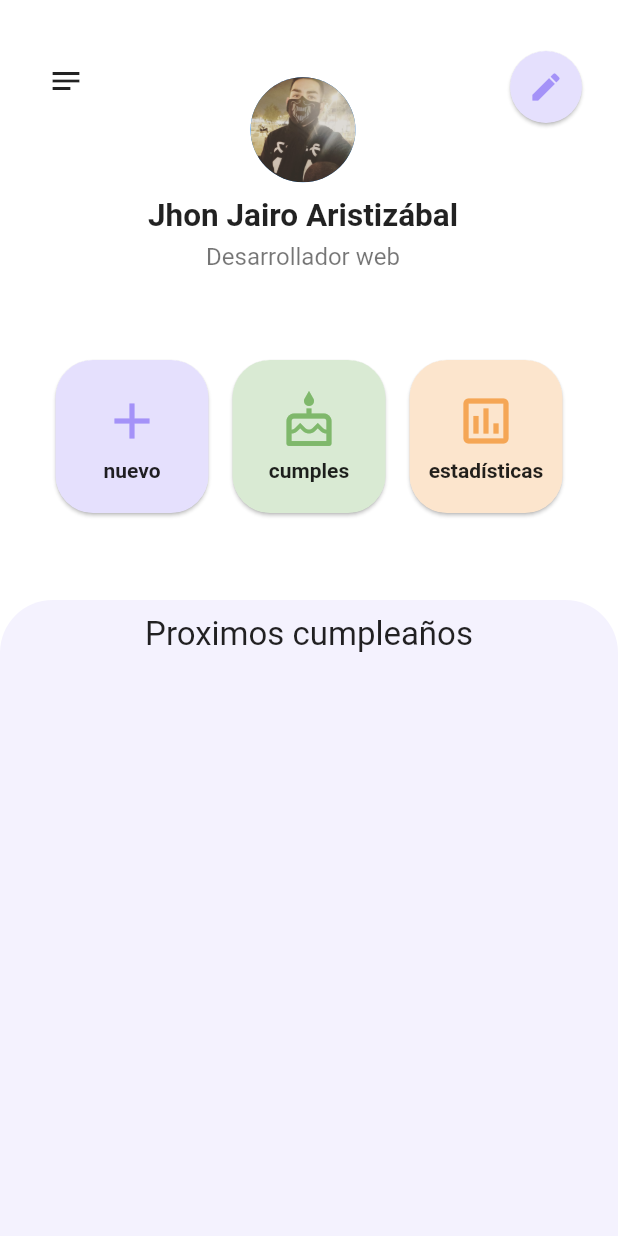
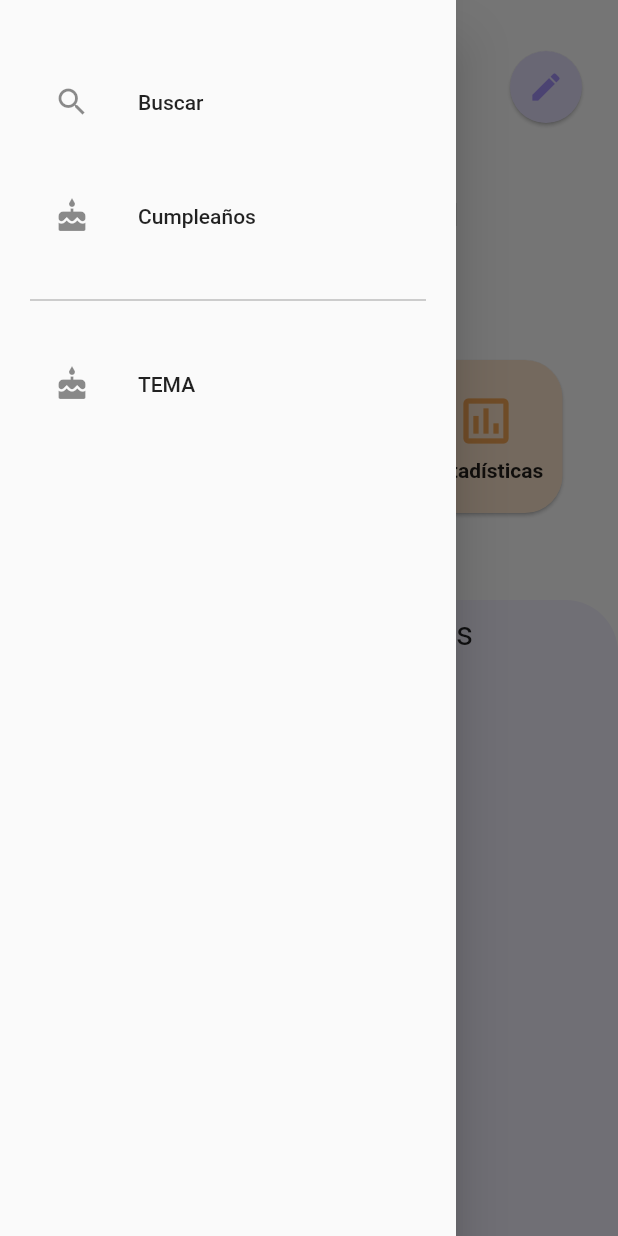
Before and after one commit to xJJALx/agenda_cumples, a Flutter app: the screen it shows after launch, with the side drawer open (before the commit the screen has no drawer), on a phone screen of 412 x 824 dp. Run offline on Flutter 3.47's test engine with Material 2 defaults, Android fonts, the phone set to English and light mode, and no system bars; our stand-ins replace cloud_firestore, firebase_core, google_fonts, pie_chart; accounts and stored records are empty; Roboto replaces fonts that are missing (Play).

Commit message:
Drawer home

```diff
--- a/lib/ui/screens/cumple_edit/cumple_edit.dart
+++ b/lib/ui/screens/cumple_edit/cumple_edit.dart
@@ -139,6 +139,8 @@ class _CumpleFormState extends State<CumpleForm> {
     );
   }
 
+// TODO al abrir mostrar snackbar aconsejando poner el año de nacimiento
+// TODO cerrar teclado despues de elegir fecha
   _elegirFecha(BuildContext context, TextEditingController cumpleController) async {
     final DateTime? newDate = await showDatePicker(
       context: context,
--- a/lib/ui/screens/home/home_screen.dart
+++ b/lib/ui/screens/home/home_screen.dart
@@ -1,3 +1,4 @@
+import 'package:agenda_cumples/ui/screens/home/widgets/drawer_home.dart';
 import 'package:flutter/material.dart';
 import 'package:provider/provider.dart';
 import 'package:google_fonts/google_fonts.dart';
@@ -18,9 +19,7 @@ class HomeScreen extends StatefulWidget {
 }
 
 class _HomeScreenState extends State<HomeScreen> {
-  final PageController _controller = PageController(
-    initialPage: 0,
-  );
+  final PageController _controller = PageController(initialPage: 0);
 
   @override
   void dispose() {
@@ -39,9 +38,11 @@ class _HomeScreenState extends State<HomeScreen> {
           EstadisticasScreen(tipo: 'pageView'),
         ],
       ),
+      drawer: DrawerHome() ,
     );
   }
 }
+
 
 class _Home extends StatelessWidget {
   const _Home({
@@ -107,7 +108,7 @@ class MenuActions extends StatelessWidget {
           ),
         ),
         GestureDetector(
-          onTap: () =>Navigator.push(context, CustomPageRoute(child: const EstadisticasScreen())),
+          onTap: () => Navigator.push(context, CustomPageRoute(child: const EstadisticasScreen())),
           child: const ActionItem(
             title: 'estadísticas',
             icon: Icons.insert_chart_outlined_outlined,
--- /dev/null
+++ b/lib/ui/screens/home/widgets/drawer_home.dart
@@ -0,0 +1,65 @@
+import 'package:flutter/material.dart';
+
+import 'package:agenda_cumples/ui/routes/routes.dart';
+import 'package:agenda_cumples/ui/screens/screens.dart';
+import 'package:agenda_cumples/ui/widgets/widgets.dart';
+
+class DrawerHome extends StatelessWidget {
+  DrawerHome({Key? key}) : super(key: key);
+
+  final GlobalKey<ScaffoldState> _scaffoldKey = GlobalKey<ScaffoldState>();
+  final _color = const Color(0xFFa492f8);
+
+  @override
+  Widget build(BuildContext context) {
+    return Drawer(
+      key: _scaffoldKey,
+      child: ListView(
+        padding: const EdgeInsets.all(20),
+        children: [
+          // DrawerHeader(
+          //   decoration: BoxDecoration(color: Colors.blue),
+          //   child: Text('Drawer Header'),
+          // ),
+          const SizedBox(height: 20),
+          // TODO: cambiar search por input text
+          MenuItemTile(
+            leading: const Icon(Icons.search),
+            text: 'Buscar',
+            color: _color,
+            onClick: () => selectedItem(context, 0),
+          ),
+          const SizedBox(height: 20),
+          MenuItemTile(
+            leading: const Icon(Icons.cake),
+            text: 'Cumpleaños',
+            color: _color,
+            onClick: () => selectedItem(context, 1),
+          ),
+          const SizedBox(height: 20),
+          const Divider(color: Colors.grey),
+          const SizedBox(height: 20),
+          MenuItemTile(
+            leading: const Icon(Icons.cake),
+            text: 'TEMA',
+            color: _color,
+            onClick: () => selectedItem(context, 2),
+          ),
+        ],
+      ),
+    );
+  }
+
+  // TODO: rutas
+  void selectedItem(BuildContext context, int index) {
+    // Cierra el Drawer antes de navegar
+    Navigator.pop(context);
+
+    switch (index) {
+      case 0:
+        Navigator.push(context, CustomPageRoute(child: const CumplesScreen()));
+        break;
+      default:
+    }
+  }
+}
--- a/lib/ui/screens/home/widgets/profile.dart
+++ b/lib/ui/screens/home/widgets/profile.dart
@@ -52,12 +52,13 @@ class MenuIcon extends StatelessWidget {
 
   @override
   Widget build(BuildContext context) {
+
     return Column(
       children: [
         Container(
           margin: const EdgeInsets.only(top: 30, left: 20),
           child: IconButton(
-            onPressed: () {},
+            onPressed: () => Scaffold.of(context).openDrawer(),
             splashColor: Colors.transparent,
             highlightColor: Colors.transparent,
             hoverColor: Colors.transparent,
--- /dev/null
+++ b/lib/ui/widgets/menu_item_tile.dart
@@ -0,0 +1,27 @@
+import 'package:flutter/material.dart';
+
+class MenuItemTile extends StatelessWidget {
+  const MenuItemTile({
+    Key? key,
+    required this.text,
+    required this.leading,
+    this.color = const Color.fromARGB(222, 222, 222, 222),
+    this.onClick,
+  }) : super(key: key);
+
+  final String text;
+  final Icon leading;
+  final Color color;
+  final VoidCallback? onClick;
+
+  @override
+  Widget build(BuildContext context) {
+    return ListTile(
+      onTap: onClick,
+      leading: leading,
+      title: Text(text),
+      hoverColor: color.withOpacity(0.5),
+      focusColor: color,
+    );
+  }
+}
--- a/lib/ui/widgets/widgets.dart
+++ b/lib/ui/widgets/widgets.dart
@@ -2,3 +2,4 @@ export 'package:agenda_cumples/ui/widgets/input_decoration.dart';
 export 'package:agenda_cumples/ui/widgets/cumple_card.dart';
 export 'package:agenda_cumples/ui/widgets/btn_back.dart';
 export 'package:agenda_cumples/ui/widgets/cumple_card_title.dart';
+export 'package:agenda_cumples/ui/widgets/menu_item_tile.dart';
```
